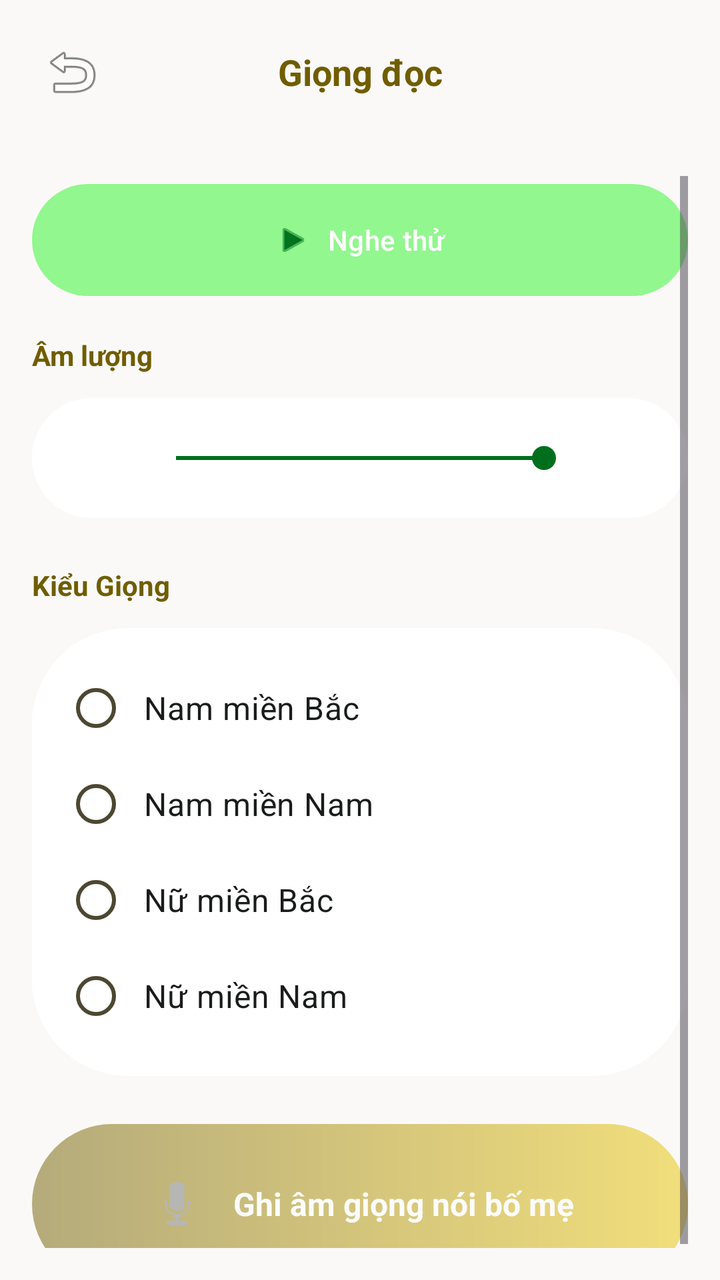
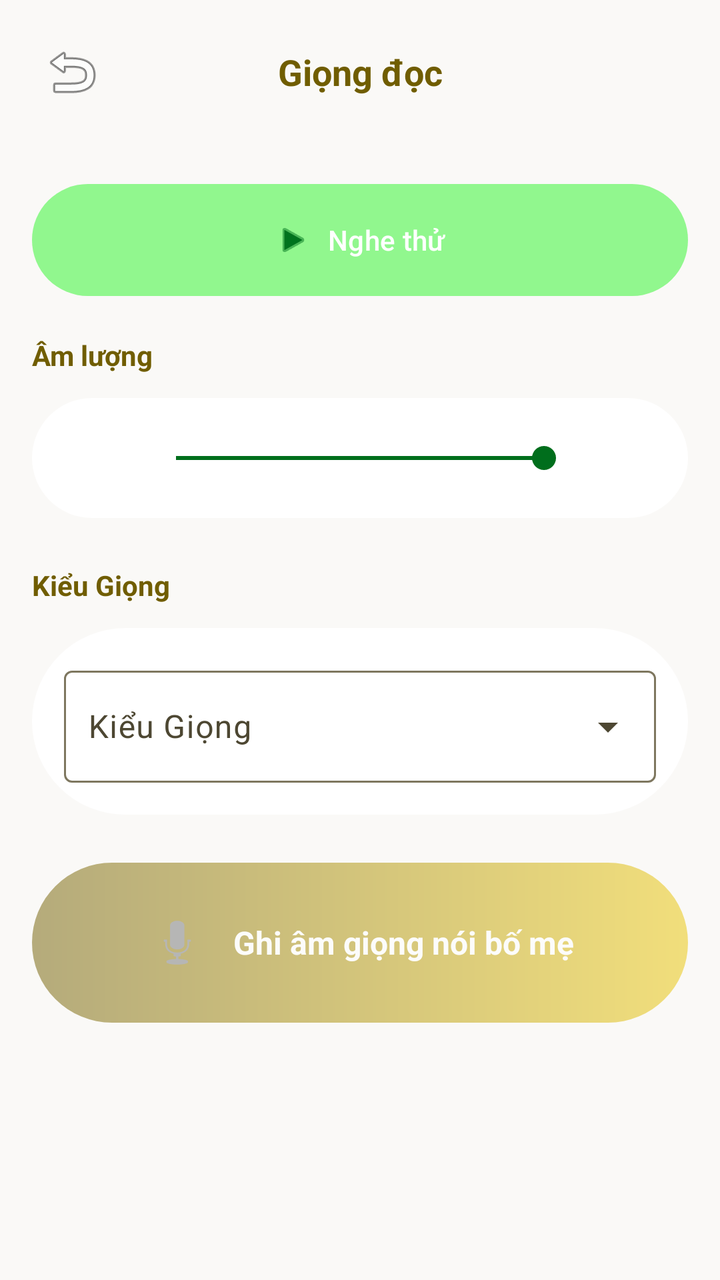

Before-and-after screenshots of an Android layout around one commit, followed by the original layout XML and the change that was made.
<!-- AndroidManifest.xml: application theme Theme.VBoard -->
<!-- res/layout/activity_voice_settings.xml -->
<?xml version="1.0" encoding="utf-8"?>
<LinearLayout xmlns:android="http://schemas.android.com/apk/res/android"
    xmlns:app="http://schemas.android.com/apk/res-auto"
    android:layout_width="match_parent"
    android:layout_height="match_parent"
    android:background="@color/background"
    android:orientation="vertical">

    
    <LinearLayout
        android:layout_width="match_parent"
        android:layout_height="wrap_content"
        android:gravity="center_vertical"
        android:orientation="horizontal"
        android:paddingHorizontal="@dimen/spacing_md"
        android:paddingVertical="@dimen/spacing_md">

        <ImageButton
            android:id="@+id/btnBack"
            android:layout_width="48dp"
            android:layout_height="48dp"
            android:background="?attr/selectableItemBackgroundBorderless"
            android:contentDescription="Quay lại"
            android:src="@android:drawable/ic_menu_revert" />

        <TextView
            android:layout_width="0dp"
            android:layout_height="wrap_content"
            android:layout_weight="1"
            android:gravity="center"
            android:text="@string/voice_settings_title"
            android:textColor="@color/primary"
            android:textSize="18sp"
            android:textStyle="bold" />

        <View
            android:layout_width="48dp"
            android:layout_height="48dp" />
    </LinearLayout>

    <ScrollView
        android:layout_width="match_parent"
        android:layout_height="match_parent"
        android:padding="@dimen/spacing_lg">

        <LinearLayout
            android:layout_width="match_parent"
            android:layout_height="wrap_content"
            android:orientation="vertical">

            
            <com.google.android.material.button.MaterialButton
                android:id="@+id/btnPreview"
                android:layout_width="match_parent"
                android:layout_height="@dimen/button_height_large"
                android:layout_marginBottom="@dimen/spacing_lg"
                android:text="@string/voice_preview"
                app:backgroundTint="@color/secondary_container"
                app:cornerRadius="@dimen/radius_full"
                app:icon="@android:drawable/ic_media_play"
                app:iconGravity="textStart"
                app:iconTint="@color/on_secondary_container" />

            
            <TextView
                android:layout_width="wrap_content"
                android:layout_height="wrap_content"
                android:layout_marginBottom="@dimen/spacing_md"
                android:text="@string/voice_volume"
                android:textColor="@color/primary"
                android:textSize="14sp"
                android:textStyle="bold" />

            <LinearLayout
                android:layout_width="match_parent"
                android:layout_height="wrap_content"
                android:layout_marginBottom="@dimen/spacing_xl"
                android:background="@drawable/bg_settings_card"
                android:gravity="center_vertical"
                android:orientation="horizontal"
                android:padding="@dimen/spacing_lg">

                <ImageView
                    android:layout_width="28dp"
                    android:layout_height="28dp"
                    android:src="@android:drawable/ic_lock_silent_mode_off" />

                <SeekBar
                    android:id="@+id/volumeSlider"
                    android:layout_width="0dp"
                    android:layout_height="wrap_content"
                    android:layout_marginHorizontal="@dimen/spacing_md"
                    android:layout_weight="1"
                    android:max="100"
                    android:progress="100" />

                <ImageView
                    android:layout_width="28dp"
                    android:layout_height="28dp"
                    android:src="@android:drawable/ic_lock_silent_mode_off" />
            </LinearLayout>

            
            <TextView
                android:layout_width="wrap_content"
                android:layout_height="wrap_content"
                android:layout_marginBottom="@dimen/spacing_md"
                android:text="@string/voice_type"
                android:textColor="@color/primary"
                android:textSize="14sp"
                android:textStyle="bold" />

            <RadioGroup
                android:id="@+id/voiceTypeGroup"
                android:layout_width="match_parent"
                android:layout_height="wrap_content"
                android:layout_marginBottom="@dimen/spacing_xl"
                android:background="@drawable/bg_settings_card"
                android:orientation="vertical"
                android:padding="@dimen/spacing_lg">

                <RadioButton
                    android:id="@+id/radioMaleNorth"
                    android:layout_width="match_parent"
                    android:layout_height="wrap_content"
                    android:padding="@dimen/spacing_sm"
                    android:text="Nam miền Bắc"
                    android:textColor="@color/on_surface"
                    android:textSize="16sp" />

                <RadioButton
                    android:id="@+id/radioMaleSouth"
                    android:layout_width="match_parent"
                    android:layout_height="wrap_content"
                    android:padding="@dimen/spacing_sm"
                    android:text="Nam miền Nam"
                    android:textColor="@color/on_surface"
                    android:textSize="16sp" />

                <RadioButton
                    android:id="@+id/radioFemaleNorth"
                    android:layout_width="match_parent"
                    android:layout_height="wrap_content"
                    android:padding="@dimen/spacing_sm"
                    android:text="Nữ miền Bắc"
                    android:textColor="@color/on_surface"
                    android:textSize="16sp" />

                <RadioButton
                    android:id="@+id/radioFemaleSouth"
                    android:layout_width="match_parent"
                    android:layout_height="wrap_content"
                    android:padding="@dimen/spacing_sm"
                    android:text="Nữ miền Nam"
                    android:textColor="@color/on_surface"
                    android:textSize="16sp" />
            </RadioGroup>

            
            <LinearLayout
                android:id="@+id/btnVoiceClone"
                android:layout_width="match_parent"
                android:layout_height="wrap_content"
                android:alpha="0.5"
                android:background="@drawable/bg_button_gradient"
                android:clickable="true"
                android:focusable="true"
                android:gravity="center"
                android:orientation="horizontal"
                android:padding="@dimen/spacing_xl">

                <ImageView
                    android:layout_width="32dp"
                    android:layout_height="32dp"
                    android:src="@android:drawable/ic_btn_speak_now" />

                <TextView
                    android:layout_width="wrap_content"
                    android:layout_height="wrap_content"
                    android:layout_marginStart="@dimen/spacing_md"
                    android:text="@string/voice_clone"
                    android:textColor="@color/on_primary"
                    android:textSize="16sp"
                    android:textStyle="bold" />
            </LinearLayout>
        </LinearLayout>
    </ScrollView>
</LinearLayout>
<!-- resources referenced by this layout -->
<resources>
  <color name="background">#faf9f7</color>
  <color name="on_primary">#ffffff</color>
  <color name="on_secondary_container">#00731e</color>
  <color name="on_surface">#1a1c1b</color>
  <color name="primary">#705d00</color>
  <color name="secondary_container">#91f78e</color>
  <dimen name="button_height_large">64dp</dimen>
  <dimen name="radius_full">9999dp</dimen>
  <dimen name="spacing_lg">16dp</dimen>
  <dimen name="spacing_md">12dp</dimen>
  <dimen name="spacing_sm">8dp</dimen>
  <dimen name="spacing_xl">24dp</dimen>
  <!-- drawable bg_button_gradient (drawable) -->
  <?xml version="1.0" encoding="utf-8"?>
  <shape xmlns:android="http://schemas.android.com/apk/res/android"
      android:shape="rectangle">
      <gradient
          android:angle="0"
          android:endColor="@color/primary_fixed_dim"
          android:startColor="@color/primary" />
      <corners android:radius="@dimen/radius_full" />
  </shape>
  <!-- drawable bg_settings_card (drawable) -->
  <?xml version="1.0" encoding="utf-8"?>
  <shape xmlns:android="http://schemas.android.com/apk/res/android"
      android:shape="rectangle">
      <solid android:color="@color/surface_container_lowest" />
      <corners android:radius="@dimen/radius_xxl" />
  </shape>
  <string name="voice_clone">Ghi âm giọng nói bố mẹ</string>
  <string name="voice_preview">Nghe thử</string>
  <string name="voice_settings_title">Giọng đọc</string>
  <string name="voice_type">Kiểu Giọng</string>
  <string name="voice_volume">Âm lượng</string>
  <color name="primary_fixed_dim">#e9c400</color>
  <color name="surface_container_lowest">#ffffff</color>
  <dimen name="radius_xxl">48dp</dimen>
  <color name="primary_container">#ffd700</color>
  <color name="on_primary_container">#705e00</color>
  <color name="secondary">#006e1c</color>
  <color name="on_secondary">#ffffff</color>
  <color name="tertiary">#904d00</color>
  <color name="tertiary_container">#ffd1af</color>
  <color name="on_tertiary">#ffffff</color>
  <color name="on_tertiary_container">#914d00</color>
  <color name="error">#ba1a1a</color>
  <color name="error_container">#ffdad6</color>
  <color name="on_error">#ffffff</color>
  <color name="on_error_container">#93000a</color>
  <color name="surface">#faf9f7</color>
  <color name="on_surface_variant">#4d4732</color>
  <color name="surface_container_high">#e9e8e6</color>
  <color name="outline">#7e775f</color>
  <color name="outline_variant">#d0c6ab</color>
  <!-- unchanged entries left out for length: 1 -->
</resources>

<!-- the commit's change to res/layout/activity_voice_settings.xml (unified diff, before → after) -->
@@ -6,7 +6,6 @@
     android:background="@color/background"
     android:orientation="vertical">
 
-    
     <LinearLayout
         android:layout_width="match_parent"
         android:layout_height="wrap_content"
@@ -20,7 +19,7 @@
             android:layout_width="48dp"
             android:layout_height="48dp"
             android:background="?attr/selectableItemBackgroundBorderless"
-            android:contentDescription="Quay lại"
+            android:contentDescription="Back"
             android:src="@android:drawable/ic_menu_revert" />
 
         <TextView
@@ -48,7 +47,6 @@
             android:layout_height="wrap_content"
             android:orientation="vertical">
 
-            
             <com.google.android.material.button.MaterialButton
                 android:id="@+id/btnPreview"
                 android:layout_width="match_parent"
@@ -61,7 +59,6 @@
                 app:iconGravity="textStart"
                 app:iconTint="@color/on_secondary_container" />
 
-            
             <TextView
                 android:layout_width="wrap_content"
                 android:layout_height="wrap_content"
@@ -100,7 +97,6 @@
                     android:src="@android:drawable/ic_lock_silent_mode_off" />
             </LinearLayout>
 
-            
             <TextView
                 android:layout_width="wrap_content"
                 android:layout_height="wrap_content"
@@ -110,53 +106,29 @@
                 android:textSize="14sp"
                 android:textStyle="bold" />
 
-            <RadioGroup
-                android:id="@+id/voiceTypeGroup"
+            <com.google.android.material.textfield.TextInputLayout
+                android:id="@+id/voiceTypeLayout"
+                style="@style/Widget.Material3.TextInputLayout.OutlinedBox.ExposedDropdownMenu"
                 android:layout_width="match_parent"
                 android:layout_height="wrap_content"
                 android:layout_marginBottom="@dimen/spacing_xl"
                 android:background="@drawable/bg_settings_card"
-                android:orientation="vertical"
-                android:padding="@dimen/spacing_lg">
+                android:hint="@string/voice_type"
+                android:padding="@dimen/spacing_lg"
+                app:endIconMode="dropdown_menu">
 
-                <RadioButton
-                    android:id="@+id/radioMaleNorth"
+                <AutoCompleteTextView
+                    android:id="@+id/voiceTypeDropdown"
                     android:layout_width="match_parent"
                     android:layout_height="wrap_content"
-                    android:padding="@dimen/spacing_sm"
-                    android:text="Nam miền Bắc"
+                    android:inputType="none"
+                    android:minHeight="56dp"
+                    android:paddingStart="@dimen/spacing_md"
+                    android:paddingEnd="@dimen/spacing_md"
                     android:textColor="@color/on_surface"
                     android:textSize="16sp" />
+            </com.google.android.material.textfield.TextInputLayout>
 
-                <RadioButton
-                    android:id="@+id/radioMaleSouth"
-                    android:layout_width="match_parent"
-                    android:layout_height="wrap_content"
-                    android:padding="@dimen/spacing_sm"
-                    android:text="Nam miền Nam"
-                    android:textColor="@color/on_surface"
-                    android:textSize="16sp" />
-
-                <RadioButton
-                    android:id="@+id/radioFemaleNorth"
-                    android:layout_width="match_parent"
-                    android:layout_height="wrap_content"
-                    android:padding="@dimen/spacing_sm"
-                    android:text="Nữ miền Bắc"
-                    android:textColor="@color/on_surface"
-                    android:textSize="16sp" />
-
-                <RadioButton
-                    android:id="@+id/radioFemaleSouth"
-                    android:layout_width="match_parent"
-                    android:layout_height="wrap_content"
-                    android:padding="@dimen/spacing_sm"
-                    android:text="Nữ miền Nam"
-                    android:textColor="@color/on_surface"
-                    android:textSize="16sp" />
-            </RadioGroup>
-
-            
             <LinearLayout
                 android:id="@+id/btnVoiceClone"
                 android:layout_width="match_parent"
<!-- resource entries referenced after the edit -->
@@ -10,7 +10,6 @@
   <dimen name="radius_full">9999dp</dimen>
   <dimen name="spacing_lg">16dp</dimen>
   <dimen name="spacing_md">12dp</dimen>
-  <dimen name="spacing_sm">8dp</dimen>
   <dimen name="spacing_xl">24dp</dimen>
   <!-- drawable bg_button_gradient (drawable) -->
   <?xml version="1.0" encoding="utf-8"?>
